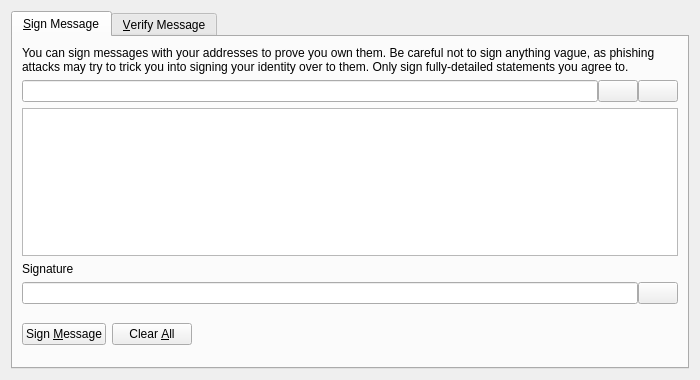
Above: src/qt/forms/signverifymessagedialog.ui from Tillkoeln/chipcoin before the change. Below: the same form after it.
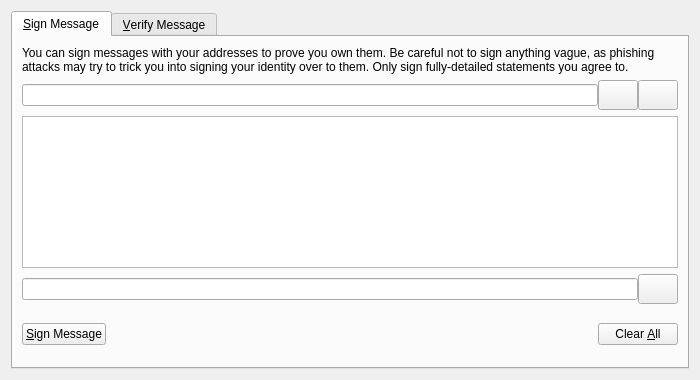
That is the form after the change. The open tabs and pages were chosen to show the change. Icons and pictures are not drawn. Custom widgets are drawn as their Qt base class.

```diff
--- a/src/qt/forms/signverifymessagedialog.ui
+++ b/src/qt/forms/signverifymessagedialog.ui
@@ -57,6 +57,12 @@
          </item>
          <item>
           <widget class="QPushButton" name="addressBookButton_SM">
+           <property name="minimumSize">
+            <size>
+             <width>0</width>
+             <height>30</height>
+            </size>
+           </property>
            <property name="toolTip">
             <string>Choose an address from the address book</string>
            </property>
@@ -77,6 +83,12 @@
          </item>
          <item>
           <widget class="QPushButton" name="pasteButton_SM">
+           <property name="minimumSize">
+            <size>
+             <width>0</width>
+             <height>30</height>
+            </size>
+           </property>
            <property name="toolTip">
             <string>Paste address from clipboard</string>
            </property>
@@ -104,16 +116,6 @@
          </property>
         </widget>
        </item>
-       <item>
-        <widget class="QLabel" name="signatureLabel_SM">
-         <property name="text">
-          <string>Signature</string>
-         </property>
-         <property name="textFormat">
-          <enum>Qt::PlainText</enum>
-         </property>
-        </widget>
-       </item>
        <item>
         <layout class="QHBoxLayout" name="horizontalLayout_2_SM">
          <property name="spacing">
@@ -133,6 +135,12 @@
          </item>
          <item>
           <widget class="QPushButton" name="copySignatureButton_SM">
+           <property name="minimumSize">
+            <size>
+             <width>0</width>
+             <height>30</height>
+            </size>
+           </property>
            <property name="toolTip">
             <string>Copy the current signature to the system clipboard</string>
            </property>
@@ -158,7 +166,7 @@
             <string>Sign the message to prove you own this Chipcoin address</string>
            </property>
            <property name="text">
-            <string>Sign &amp;Message</string>
+            <string>&amp;Sign Message</string>
            </property>
            <property name="icon">
             <iconset resource="../bitcoin.qrc">
@@ -169,23 +177,6 @@
            </property>
           </widget>
          </item>
-         <item>
-          <widget class="QPushButton" name="clearButton_SM">
-           <property name="toolTip">
-            <string>Reset all sign message fields</string>
-           </property>
-           <property name="text">
-            <string>Clear &amp;All</string>
-           </property>
-           <property name="icon">
-            <iconset resource="../bitcoin.qrc">
-             <normaloff>:/icons/remove</normaloff>:/icons/remove</iconset>
-           </property>
-           <property name="autoDefault">
-            <bool>false</bool>
-           </property>
-          </widget>
-         </item>
          <item>
           <spacer name="horizontalSpacer_1_SM">
            <property name="orientation">
@@ -223,11 +214,28 @@
            <property name="sizeHint" stdset="0">
             <size>
              <width>40</width>
-             <height>48</height>
+             <height>20</height>
             </size>
            </property>
           </spacer>
          </item>
+         <item>
+          <widget class="QPushButton" name="clearButton_SM">
+           <property name="toolTip">
+            <string>Reset all sign message fields</string>
+           </property>
+           <property name="text">
+            <string>Clear &amp;All</string>
+           </property>
+           <property name="icon">
+            <iconset resource="../bitcoin.qrc">
+             <normaloff>:/icons/remove2</normaloff>:/icons/remove2</iconset>
+           </property>
+           <property name="autoDefault">
+            <bool>false</bool>
+           </property>
+          </widget>
+         </item>
         </layout>
        </item>
       </layout>
```
Left out of the diff: 62 changed lines with no effect on the pictures.
